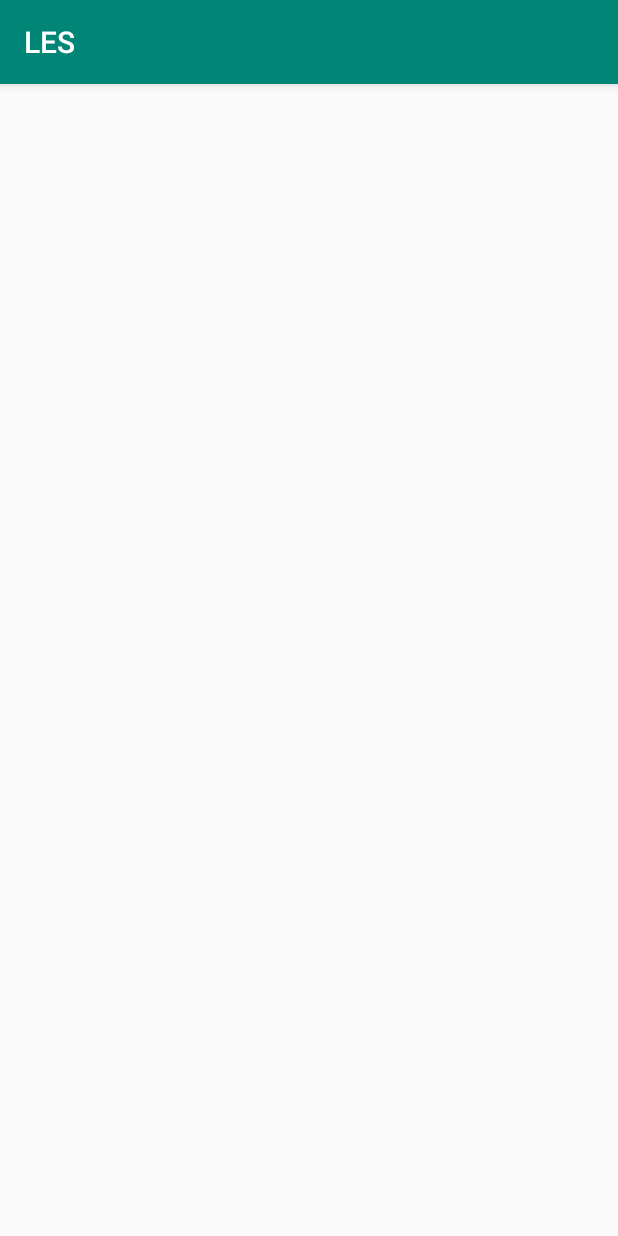
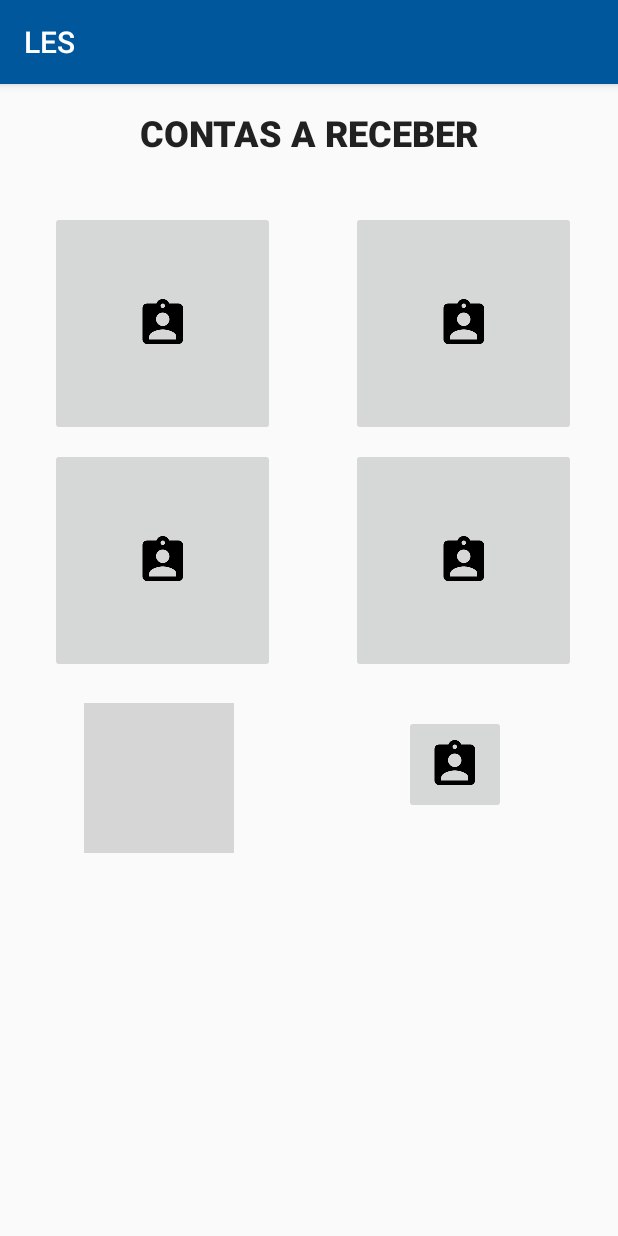
Before and after one commit to GiseleAtadaime/Ativ_LES, an Android app: the MainActivity screen opened directly, with no data from a screen before it, on a phone screen of 412 x 824 dp. Run offline under Robolectric (Android 15) with nearby library versions, the phone set to English and light mode, and no system bars; grey boxes are pictures that could not be loaded.

Commit message:
Working layout v.2

```diff
--- a/app/build.gradle
+++ b/app/build.gradle
@@ -9,6 +9,7 @@ android {
         versionCode 1
         versionName "1.0"
         testInstrumentationRunner "android.support.test.runner.AndroidJUnitRunner"
+        vectorDrawables.useSupportLibrary true
     }
     buildTypes {
         release {
--- a/app/src/main/res/layout/activity_main.xml
+++ b/app/src/main/res/layout/activity_main.xml
@@ -1,7 +1,100 @@
 <?xml version="1.0" encoding="utf-8"?>
-<android.support.constraint.ConstraintLayout xmlns:android="http://schemas.android.com/apk/res/android"
+<ScrollView xmlns:android="http://schemas.android.com/apk/res/android"
     xmlns:app="http://schemas.android.com/apk/res-auto"
     xmlns:tools="http://schemas.android.com/tools"
     android:layout_width="match_parent"
-    android:layout_height="match_parent"
-    tools:context=".MainActivity"/>
+    android:layout_height="match_parent">
+
+    <android.support.constraint.ConstraintLayout xmlns:android="http://schemas.android.com/apk/res/android"
+        xmlns:app="http://schemas.android.com/apk/res-auto"
+        xmlns:tools="http://schemas.android.com/tools"
+        android:id="@+id/Main"
+        android:layout_width="match_parent"
+        android:layout_height="match_parent"
+        tools:context=".MainActivity">
+
+        <TextView
+            android:id="@+id/txtMenu"
+            android:layout_width="wrap_content"
+            android:layout_height="wrap_content"
+            android:layout_marginStart="8dp"
+            android:layout_marginTop="16dp"
+            android:layout_marginEnd="8dp"
+            android:text="CONTAS A RECEBER"
+            android:textAppearance="@style/TextAppearance.AppCompat.Title"
+            android:textSize="24sp"
+            android:textStyle="bold"
+            app:layout_constraintEnd_toEndOf="parent"
+            app:layout_constraintStart_toStartOf="parent"
+            app:layout_constraintTop_toTopOf="parent" />
+
+        <ImageButton
+            android:id="@+id/btnCliente"
+            android:layout_width="150dp"
+            android:layout_height="150dp"
+            android:layout_marginStart="8dp"
+            android:layout_marginTop="36dp"
+            android:layout_marginEnd="8dp"
+            app:layout_constraintEnd_toStartOf="@+id/btnEmitente"
+            app:layout_constraintHorizontal_bias="0.372"
+            app:layout_constraintStart_toStartOf="parent"
+            app:layout_constraintTop_toBottomOf="@+id/txtMenu"
+            app:srcCompat="@drawable/baseline_assignment_ind_black_36" />
+
+        <ImageButton
+            android:id="@+id/btnEmitente"
+            android:layout_width="150dp"
+            android:layout_height="150dp"
+            android:layout_marginTop="36dp"
+            android:layout_marginEnd="28dp"
+            app:layout_constraintEnd_toEndOf="parent"
+            app:layout_constraintTop_toBottomOf="@+id/txtMenu"
+            app:srcCompat="@drawable/baseline_assignment_ind_black_36" />
+
+        <ImageButton
+            android:id="@+id/btnDuplicata"
+            android:layout_width="150dp"
+            android:layout_height="150dp"
+            android:layout_marginStart="8dp"
+            android:layout_marginTop="8dp"
+            android:layout_marginEnd="8dp"
+            app:layout_constraintEnd_toStartOf="@+id/btnResumo"
+            app:layout_constraintHorizontal_bias="0.373"
+            app:layout_constraintStart_toStartOf="parent"
+            app:layout_constraintTop_toBottomOf="@+id/btnCliente"
+            app:srcCompat="@drawable/baseline_assignment_ind_black_36" />
+
+        <ImageButton
+            android:id="@+id/btnResumo"
+            android:layout_width="150dp"
+            android:layout_height="150dp"
+            android:layout_marginTop="8dp"
+            android:layout_marginEnd="28dp"
+            app:layout_constraintEnd_toEndOf="parent"
+            app:layout_constraintTop_toBottomOf="@+id/btnEmitente"
+            app:srcCompat="@drawable/baseline_assignment_ind_black_36" />
+
+        <ImageButton
+            android:id="@+id/btnLogOut"
+            android:layout_width="68dp"
+            android:layout_height="66dp"
+            android:layout_marginStart="8dp"
+            android:layout_marginTop="8dp"
+            android:layout_marginEnd="8dp"
+            app:layout_constraintEnd_toEndOf="parent"
+            app:layout_constraintHorizontal_bias="0.614"
+            app:layout_constraintStart_toEndOf="@+id/imgLogoMenu"
+            app:layout_constraintTop_toTopOf="@+id/imgLogoMenu"
+            app:srcCompat="@drawable/baseline_assignment_ind_black_36" />
+
+        <ImageView
+            android:id="@+id/imgLogoMenu"
+            android:layout_width="100dp"
+            android:layout_height="100dp"
+            android:layout_marginStart="56dp"
+            android:layout_marginTop="20dp"
+            app:layout_constraintStart_toStartOf="parent"
+            app:layout_constraintTop_toBottomOf="@+id/btnDuplicata"
+            app:srcCompat="@drawable/tec" />
+    </android.support.constraint.ConstraintLayout>
+</ScrollView>
--- a/app/src/main/res/values/colors.xml
+++ b/app/src/main/res/values/colors.xml
@@ -1,6 +1,6 @@
 <?xml version="1.0" encoding="utf-8"?>
 <resources>
-    <color name="colorPrimary">#008577</color>
-    <color name="colorPrimaryDark">#00574B</color>
+    <color name="colorPrimary">#01579b</color>
+    <color name="colorPrimaryDark">#002f6c</color>
     <color name="colorAccent">#D81B60</color>
 </resources>
```
Also changed, not shown: app/src/main/AndroidManifest.xml (+7 -2 lines), app/src/main/java/com/FATEC/LES/LoginActivity.java (+17 -0 lines), app/src/main/res/layout/activity_login.xml (+23 -18 lines).
